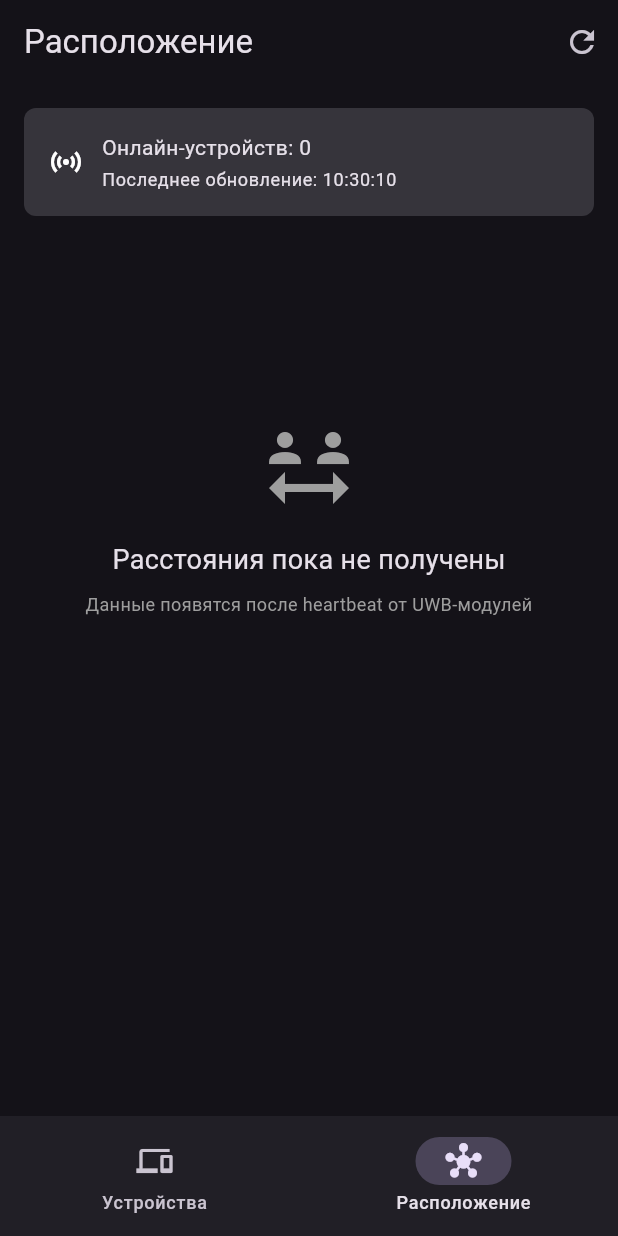
After one commit to hineoni/smart-light-gpo, a Flutter app: the screen it shows after launch, item 2 of the bottom bar chosen, after a tap on the "refresh" icon, on a phone screen of 412 x 824 dp. The commit adds this screen. Run offline on Flutter 3.47's test engine with Material 3 defaults, Android fonts, the phone set to English and light mode, and no system bars; our stand-ins replace flutter_blue_plus, permission_handler; missing offline and left inert: flutter_esp_ble_prov; network calls fail.

Commit message:
mobile: add positioning tab

```diff
--- a/smart_light/lib/main.dart
+++ b/smart_light/lib/main.dart
@@ -1,5 +1,5 @@
 import 'package:flutter/material.dart';
-import 'screens/device_list_screen.dart';
+import 'screens/main_navigation_screen.dart';
 
 void main() {
   runApp(const MyApp());
@@ -13,7 +13,7 @@ class MyApp extends StatelessWidget {
     return MaterialApp(
       title: 'Smart Light Control',
       theme: ThemeData.dark(),
-      home: DeviceListScreen(), // убрали const
+      home: const MainNavigationScreen(),
     );
   }
 }
--- /dev/null
+++ b/smart_light/lib/models/device_distance_model.dart
@@ -0,0 +1,25 @@
+class DeviceDistanceModel {
+  final String fromDeviceId;
+  final String toDeviceId;
+  final double distanceM;
+  final DateTime? updatedAt;
+  final String source;
+
+  const DeviceDistanceModel({
+    required this.fromDeviceId,
+    required this.toDeviceId,
+    required this.distanceM,
+    required this.updatedAt,
+    required this.source,
+  });
+
+  factory DeviceDistanceModel.fromJson(Map<String, dynamic> json) {
+    return DeviceDistanceModel(
+      fromDeviceId: json['fromDeviceId'] ?? '',
+      toDeviceId: json['toDeviceId'] ?? '',
+      distanceM: (json['distanceM'] ?? 0).toDouble(),
+      updatedAt: DateTime.tryParse(json['updatedAt'] ?? ''),
+      source: json['source'] ?? 'device',
+    );
+  }
+}
--- /dev/null
+++ b/smart_light/lib/screens/main_navigation_screen.dart
@@ -0,0 +1,41 @@
+import 'package:flutter/material.dart';
+import 'device_list_screen.dart';
+import 'positioning_screen.dart';
+
+class MainNavigationScreen extends StatefulWidget {
+  const MainNavigationScreen({super.key});
+
+  @override
+  State<MainNavigationScreen> createState() => _MainNavigationScreenState();
+}
+
+class _MainNavigationScreenState extends State<MainNavigationScreen> {
+  int _selectedIndex = 0;
+
+  final List<Widget> _screens = const [DeviceListScreen(), PositioningScreen()];
+
+  @override
+  Widget build(BuildContext context) {
+    return Scaffold(
+      body: IndexedStack(index: _selectedIndex, children: _screens),
+      bottomNavigationBar: NavigationBar(
+        selectedIndex: _selectedIndex,
+        onDestinationSelected: (index) {
+          setState(() => _selectedIndex = index);
+        },
+        destinations: const [
+          NavigationDestination(
+            icon: Icon(Icons.devices),
+            selectedIcon: Icon(Icons.devices_other),
+            label: 'Устройства',
+          ),
+          NavigationDestination(
+            icon: Icon(Icons.hub_outlined),
+            selectedIcon: Icon(Icons.hub),
+            label: 'Расположение',
+          ),
+        ],
+      ),
+    );
+  }
+}
--- /dev/null
+++ b/smart_light/lib/screens/positioning_screen.dart
@@ -0,0 +1,189 @@
+import 'dart:async';
+import 'package:flutter/material.dart';
+import '../models/device_distance_model.dart';
+import '../models/device_model.dart';
+import '../services/device_service.dart';
+
+class PositioningScreen extends StatefulWidget {
+  const PositioningScreen({super.key});
+
+  @override
+  State<PositioningScreen> createState() => _PositioningScreenState();
+}
+
+class _PositioningScreenState extends State<PositioningScreen> {
+  Timer? _refreshTimer;
+  List<DeviceDistanceModel> _distances = [];
+  List<DeviceModel> _devices = [];
+  bool _isLoading = true;
+  DateTime? _lastUpdated;
+
+  @override
+  void initState() {
+    super.initState();
+    _loadData();
+    _refreshTimer = Timer.periodic(const Duration(seconds: 1), (_) {
+      if (mounted) {
+        _loadData(showLoader: false);
+      }
+    });
+  }
+
+  @override
+  void dispose() {
+    _refreshTimer?.cancel();
+    super.dispose();
+  }
+
+  Future<void> _loadData({bool showLoader = true}) async {
+    if (showLoader) {
+      setState(() => _isLoading = true);
+    }
+
+    final results = await Future.wait([
+      DeviceService.getDevices(),
+      DeviceService.getDistances(),
+    ]);
+
+    if (!mounted) return;
+
+    setState(() {
+      _devices = results[0] as List<DeviceModel>;
+      _distances = results[1] as List<DeviceDistanceModel>;
+      _lastUpdated = DateTime.now();
+      _isLoading = false;
+    });
+  }
+
+  String _deviceName(String id) {
+    for (final device in _devices) {
+      if (device.id == id) {
+        return device.name;
+      }
+    }
+    return id;
+  }
+
+  @override
+  Widget build(BuildContext context) {
+    return Scaffold(
+      appBar: AppBar(
+        title: const Text('Расположение'),
+        actions: [
+          IconButton(
+            icon: const Icon(Icons.refresh),
+            tooltip: 'Обновить',
+            onPressed: _loadData,
+          ),
+        ],
+      ),
+      body: RefreshIndicator(
+        onRefresh: _loadData,
+        child: _isLoading
+            ? const Center(child: CircularProgressIndicator())
+            : ListView(
+                padding: const EdgeInsets.all(16),
+                children: [
+                  _buildStatusPanel(context),
+                  const SizedBox(height: 16),
+                  if (_distances.isEmpty)
+                    _buildEmptyState()
+                  else
+                    _buildDistanceList(),
+                ],
+              ),
+      ),
+    );
+  }
+
+  Widget _buildStatusPanel(BuildContext context) {
+    final theme = Theme.of(context);
+    final updatedText = _lastUpdated == null
+        ? 'нет данных'
+        : '${_lastUpdated!.hour.toString().padLeft(2, '0')}:'
+              '${_lastUpdated!.minute.toString().padLeft(2, '0')}:'
+              '${_lastUpdated!.second.toString().padLeft(2, '0')}';
+
+    return Container(
+      padding: const EdgeInsets.all(16),
+      decoration: BoxDecoration(
+        color: theme.colorScheme.surfaceContainerHighest,
+        borderRadius: BorderRadius.circular(8),
+      ),
+      child: Row(
+        children: [
+          const Icon(Icons.sensors),
+          const SizedBox(width: 12),
+          Expanded(
+            child: Column(
+              crossAxisAlignment: CrossAxisAlignment.start,
+              children: [
+                Text('Онлайн-устройств: ${_devices.length}'),
+                const SizedBox(height: 4),
+                Text(
+                  'Последнее обновление: $updatedText',
+                  style: theme.textTheme.bodySmall,
+                ),
+              ],
+            ),
+          ),
+        ],
+      ),
+    );
+  }
+
+  Widget _buildEmptyState() {
+    return const Padding(
+      padding: EdgeInsets.only(top: 120),
+      child: Column(
+        children: [
+          Icon(Icons.social_distance, size: 64, color: Colors.grey),
+          SizedBox(height: 16),
+          Text('Расстояния пока не получены', style: TextStyle(fontSize: 18)),
+          SizedBox(height: 8),
+          Text(
+            'Данные появятся после heartbeat от UWB-модулей',
+            textAlign: TextAlign.center,
+            style: TextStyle(fontSize: 12, color: Colors.grey),
+          ),
+        ],
+      ),
+    );
+  }
+
+  Widget _buildDistanceList() {
+    return Column(
+      crossAxisAlignment: CrossAxisAlignment.start,
+      children: [
+        const Text(
+          'Расстояния между платами',
+          style: TextStyle(fontSize: 18, fontWeight: FontWeight.w600),
+        ),
+        const SizedBox(height: 8),
+        ..._distances.map((distance) {
+          return Card(
+            margin: const EdgeInsets.only(bottom: 8),
+            child: ListTile(
+              leading: const Icon(Icons.straighten),
+              title: Text(
+                '${_deviceName(distance.fromDeviceId)} -> ${_deviceName(distance.toDeviceId)}',
+              ),
+              subtitle: Text(
+                distance.source == 'mock'
+                    ? 'тестовые данные'
+                    : 'данные с устройства',
+              ),
+              trailing: Text(
+                '${distance.distanceM.toStringAsFixed(2)} м',
+                style: const TextStyle(
+                  fontSize: 18,
+                  fontWeight: FontWeight.w600,
+                ),
+              ),
+            ),
+          );
+        }),
+      ],
+    );
+  }
+}
--- a/smart_light/lib/services/device_service.dart
+++ b/smart_light/lib/services/device_service.dart
@@ -1,6 +1,7 @@
 import 'dart:convert';
 import 'package:http/http.dart' as http;
 import '../models/device_model.dart';
+import '../models/device_distance_model.dart';
 
 class DeviceService {
   static const String baseUrl =
@@ -184,6 +185,24 @@ class DeviceService {
     }
   }
 
+  static Future<List<DeviceDistanceModel>> getDistances() async {
+    try {
+      final response = await http
+          .get(Uri.parse('$baseUrl/devices/distances'))
+          .timeout(const Duration(seconds: 5));
+
+      if (response.statusCode == 200) {
+        final List<Map<String, dynamic>> data =
+            (json.decode(response.body) as List).cast<Map<String, dynamic>>();
+        return data.map((json) => DeviceDistanceModel.fromJson(json)).toList();
+      }
+
+      throw Exception('Failed to load distances');
+    } catch (e) {
+      return [];
+    }
+  }
+
   // Проверка статуса устройства через online роут
   static Future<bool> checkDeviceStatus(String deviceId) async {
     try {
```
